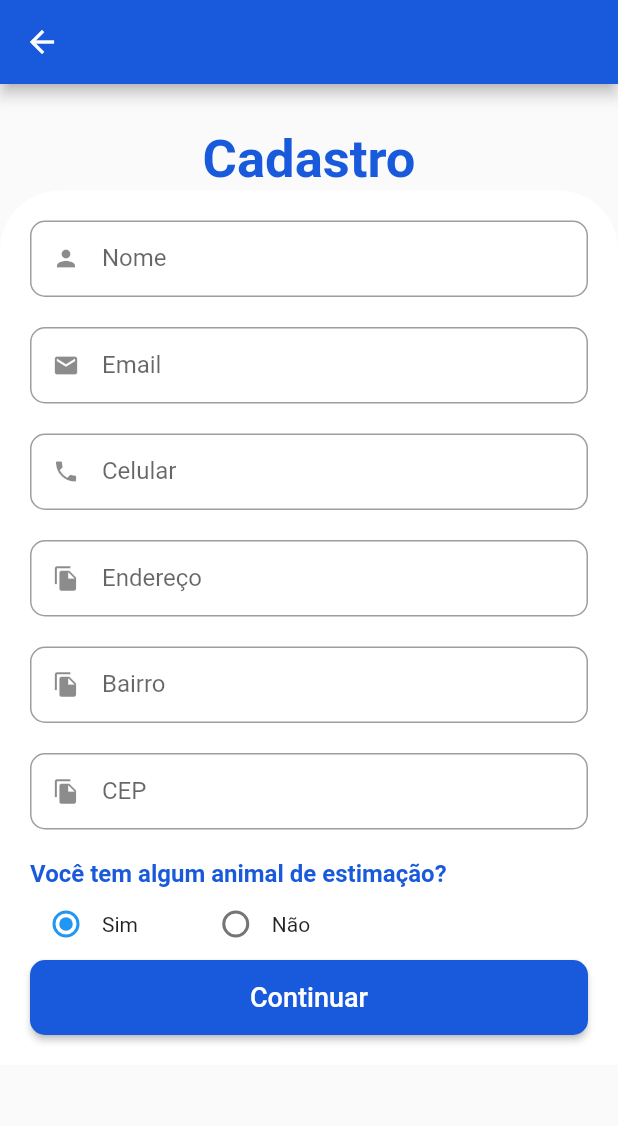
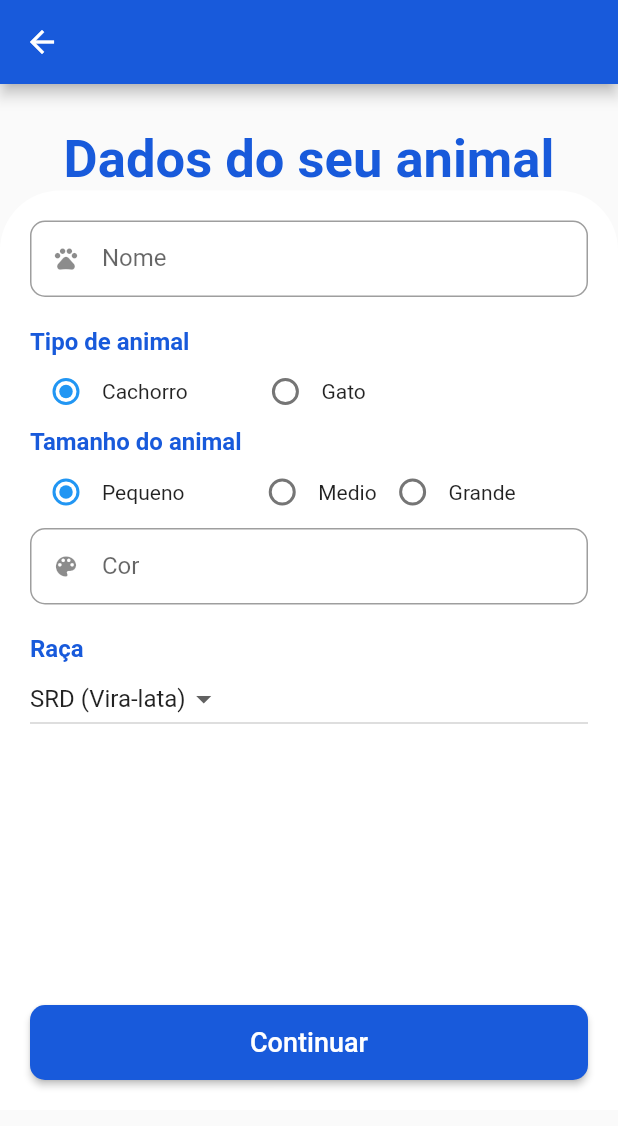
Before and after one commit to jefferson-norberto2/wowpet, a Flutter app: the SignUpScreen screen opened by its route, after a tap on "Continuar", on a phone screen of 412 x 824 dp. Shown: the top 1126 px of the screen. Run offline on Flutter 3.47's test engine with Material 2 defaults, Android fonts, the light colour scheme and no system bars; our stand-ins replace animated_text_kit, flutter_modular, flutter_triple, mask_text_input_formatter.

Commit message:
Feat: register pat screen

```diff
--- a/lib/app/modules/login/login_module.dart
+++ b/lib/app/modules/login/login_module.dart
@@ -2,6 +2,7 @@ import 'package:wowpet/app/modules/home/home_module.dart';
 import 'package:wowpet/app/modules/login/pages/login_page.dart';
 import 'package:wowpet/app/modules/login/login_store.dart';
 import 'package:flutter_modular/flutter_modular.dart';
+import 'package:wowpet/app/modules/login/pages/register_pet_screen.dart';
 import 'package:wowpet/app/modules/login/pages/sign_up_screen.dart';
 
 class LoginModule extends Module {
@@ -14,6 +15,7 @@ class LoginModule extends Module {
   final List<ModularRoute> routes = [
     ChildRoute(Modular.initialRoute, child: (_, args) => const LoginPage()),
     ChildRoute('/sign_up/', child: (_, args) => SignUpScreen()),
+    ChildRoute('/register_pet/', child: (_, args) => RegisterPetScreen()),
     ModuleRoute('/home/', module: HomeModule())
   ];
 }
--- /dev/null
+++ b/lib/app/modules/login/pages/register_pet_screen.dart
@@ -0,0 +1,218 @@
+import 'package:flutter/material.dart';
+import '../components/custom_text_field.dart';
+import '../../../config/custom_colors.dart';
+
+class RegisterPetScreen extends StatefulWidget {
+  RegisterPetScreen({super.key});
+
+  @override
+  State<RegisterPetScreen> createState() => _RegisterPetScreenState();
+}
+
+enum Kind { dog, cat }
+
+enum Size { small, medium, large }
+
+class _RegisterPetScreenState extends State<RegisterPetScreen> {
+  Kind pet = Kind.dog;
+  Size sizePet = Size.small;
+  static const breed = <String>{
+    'SRD (Vira-lata)',
+    'Poodle',
+    'Yorkshire',
+    'Shih Tzu',
+    'Maltês',
+    'Bulldog',
+  };
+
+  final List<DropdownMenuItem<String>> _dropDownBreed = breed
+      .map(
+        (String value) => DropdownMenuItem<String>(
+          value: value,
+          child: Text(value),
+        ),
+      )
+      .toList();
+
+  String _breedSelected = 'SRD (Vira-lata)';
+
+  @override
+  Widget build(BuildContext context) {
+    final size = MediaQuery.of(context).size;
+
+    return Scaffold(
+      appBar: AppBar(
+        backgroundColor: CustomColors.customPrimaryColor,
+        leading: IconButton(
+          icon: const Icon(Icons.arrow_back),
+          onPressed: () {
+            Navigator.pop(context);
+          },
+        ),
+      ),
+      body: SingleChildScrollView(
+        child: Column(
+          children: [
+            Padding(
+              padding: const EdgeInsets.only(top: 30.0),
+              child: Center(
+                child: Text(
+                  'Dados do seu animal',
+                  style: TextStyle(
+                    color: CustomColors.customPrimaryColor,
+                    fontWeight: FontWeight.bold,
+                    fontSize: 35,
+                  ),
+                ),
+              ),
+            ),
+
+            // Form fields
+            Container(
+              padding: const EdgeInsets.symmetric(horizontal: 20, vertical: 20),
+              decoration: const BoxDecoration(
+                color: Colors.white,
+                borderRadius: BorderRadius.vertical(
+                  top: Radius.circular(40),
+                ),
+              ),
+              child: Column(
+                crossAxisAlignment: CrossAxisAlignment.stretch,
+                children: [
+                  const CustomTextField(
+                    icon: Icons.pets,
+                    label: 'Nome',
+                  ),
+                  Text(
+                    'Tipo de animal',
+                    style: TextStyle(
+                        fontSize: 16,
+                        color: CustomColors.customPrimaryColor,
+                        fontWeight: FontWeight.bold),
+                  ),
+                  Row(
+                    mainAxisAlignment: MainAxisAlignment.start,
+                    children: [
+                      Radio(
+                        value: Kind.dog,
+                        groupValue: pet,
+                        onChanged: (value) {
+                          setState(() {
+                            pet = value!;
+                          });
+                        },
+                      ),
+                      const Text('Cachorro'),
+                      SizedBox(
+                        width: size.width * 0.1,
+                      ),
+                      Radio(
+                        value: Kind.cat,
+                        groupValue: pet,
+                        onChanged: (value) {
+                          setState(() {
+                            pet = value!;
+                          });
+                        },
+                      ),
+                      const Text('Gato'),
+                    ],
+                  ),
+                  Text(
+                    'Tamanho do animal',
+                    style: TextStyle(
+                        fontSize: 16,
+                        color: CustomColors.customPrimaryColor,
+                        fontWeight: FontWeight.bold),
+                  ),
+                  Row(
+                    mainAxisAlignment: MainAxisAlignment.start,
+                    children: [
+                      Radio(
+                        value: Size.small,
+                        groupValue: sizePet,
+                        onChanged: (value) {
+                          setState(() {
+                            sizePet = value!;
+                          });
+                        },
+                      ),
+                      const Text('Pequeno'),
+                      SizedBox(
+                        width: size.width * 0.1,
+                      ),
+                      Radio(
+                        value: Size.medium,
+                        groupValue: sizePet,
+                        onChanged: (value) {
+                          setState(() {
+                            sizePet = value!;
+                          });
+                        },
+                      ),
+                      const Text('Medio'),
+                      Radio(
+                        value: Size.large,
+                        groupValue: sizePet,
+                        onChanged: (value) {
+                          setState(() {
+                            sizePet = value!;
+                          });
+                        },
+                      ),
+                      const Text('Grande'),
+                    ],
+                  ),
+                  const CustomTextField(
+                    icon: Icons.color_lens_rounded,
+                    label: 'Cor',
+                  ),
+                  Text(
+                    'Raça',
+                    style: TextStyle(
+                        fontSize: 16,
+                        color: CustomColors.customPrimaryColor,
+                        fontWeight: FontWeight.bold),
+                  ),
+                  SizedBox(
+                    width: size.width,
+                    child: DropdownButton(
+                      value: _breedSelected,
+                      items: _dropDownBreed,
+                      onChanged: (value) {
+                        setState(() {
+                          _breedSelected = value.toString();
+                        });
+                      },
+                    ),
+                  ),
+                  Padding(
+                    padding: const EdgeInsets.only(top: 180.0),
+                    child: SizedBox(
+                      height: 50,
+                      child: ElevatedButton(
+                        style: ElevatedButton.styleFrom(
+                          backgroundColor: CustomColors.customPrimaryColor,
+                          shape: RoundedRectangleBorder(
+                            borderRadius: BorderRadius.circular(10),
+                          ),
+                        ),
+                        onPressed: () {},
+                        child: const Text(
+                          'Continuar',
+                          style: TextStyle(
+                            fontSize: 18,
+                          ),
+                        ),
+                      ),
+                    ),
+                  ),
+                ],
+              ),
+            ),
+          ],
+        ),
+      ),
+    );
+  }
+}
--- a/lib/app/modules/login/pages/sign_up_screen.dart
+++ b/lib/app/modules/login/pages/sign_up_screen.dart
@@ -1,4 +1,5 @@
 import 'package:flutter/material.dart';
+import 'package:flutter_modular/flutter_modular.dart';
 import 'package:mask_text_input_formatter/mask_text_input_formatter.dart';
 
 import '../components/custom_text_field.dart';
@@ -24,7 +25,6 @@ class _SignUpScreenState extends State<SignUpScreen> {
     filter: {"#": RegExp(r'[0-9]')},
   );
 
-  int _radioVal = 0;
   Pet pet = Pet.yes;
 
   @override
@@ -133,7 +133,9 @@ class _SignUpScreenState extends State<SignUpScreen> {
                       const Text('Não'),
                     ],
                   ),
-                  SizedBox(
+                  Padding(
+                    padding: const EdgeInsets.only(top: 20.0),
+                    child: SizedBox(
                       height: 50,
                       child: ElevatedButton(
                         style: ElevatedButton.styleFrom(
@@ -142,11 +144,14 @@ class _SignUpScreenState extends State<SignUpScreen> {
                             borderRadius: BorderRadius.circular(10),
                           ),
                         ),
-                      onPressed: () {},
+                        onPressed: () {
+                          Modular.to.pushNamed('/register_pet/');
+                        },
                         child: const Text(
                           'Continuar',
                           style: TextStyle(
                             fontSize: 18,
+                          ),
                         ),
                       ),
                     ),
```
Lines whose indentation alone changed are shown as unchanged.
